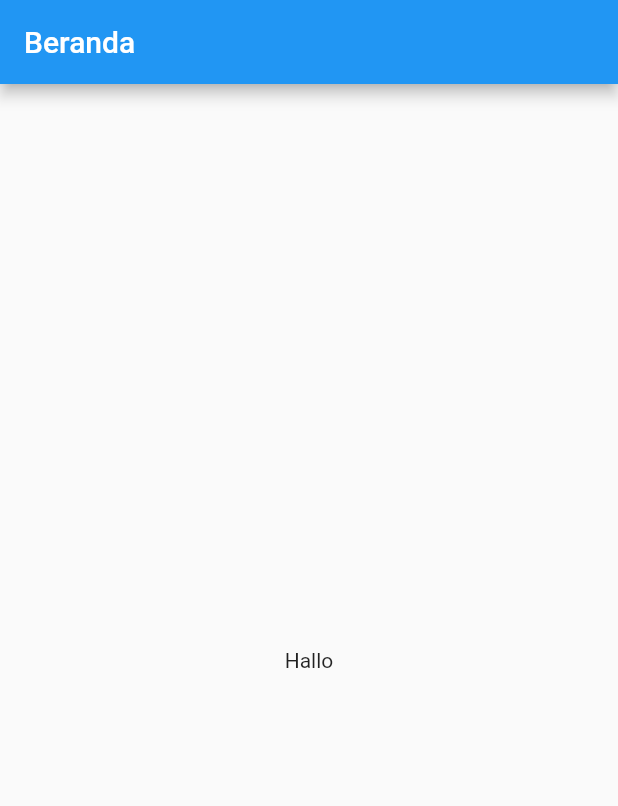
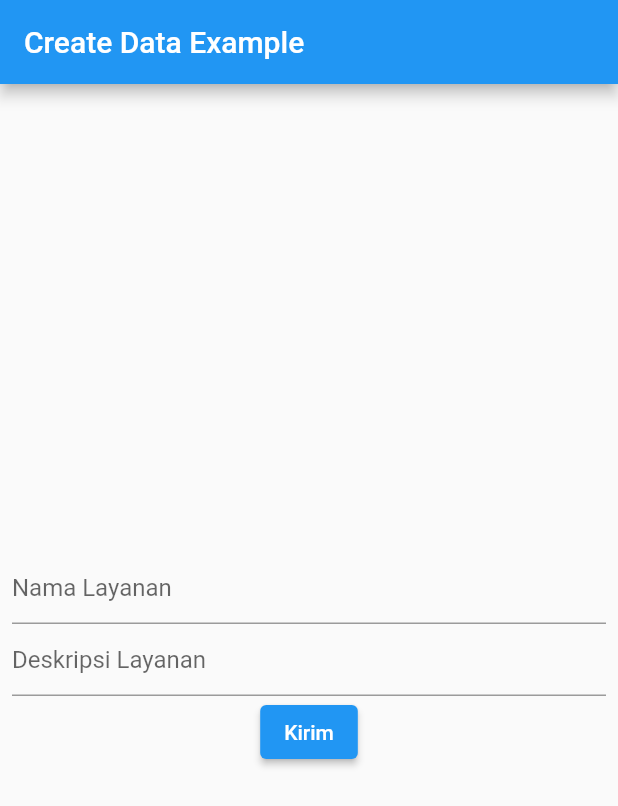
Before and after one commit to abumaryam/netflut, a Flutter app: the screen it shows after launch, on a phone screen of 412 x 824 dp. Shown: the top 806 px of the screen. Run offline on Flutter 3.47's test engine with Material 2 defaults, Android fonts, the phone set to English and light mode, and no system bars; our stand-ins replace shared_preferences.

Commit message:
percobaan saja

```diff
--- a/lib/main.dart
+++ b/lib/main.dart
@@ -1,5 +1,5 @@
 import 'package:flutter/material.dart';
-import 'screen/my_home_page.dart';
+import 'screen/create_layanan.dart';
 
 void main() {
   runApp(const MyApp());
@@ -12,7 +12,7 @@ class MyApp extends StatelessWidget {
   Widget build(BuildContext context) {
     return const MaterialApp(
       title: 'NetFlut',
-      home: MyHomePage(),
+      home: CreateLayanan(),
     );
   }
 }
--- /dev/null
+++ b/lib/model/layanan.dart
@@ -0,0 +1,19 @@
+class Layanan {
+  final String namaLayanan;
+  final int id;
+  final String deskripsiLayanan;
+
+  Layanan({
+    required this.id,
+    required this.namaLayanan,
+    required this.deskripsiLayanan,
+  });
+
+  factory Layanan.fromJson(Map<String, dynamic> json) {
+    return Layanan(
+      namaLayanan: json['nama_layanan'],
+      id: json['id'],
+      deskripsiLayanan: json['deskripsi_layanan'],
+    );
+  }
+}
--- /dev/null
+++ b/lib/native/belajar_json.dart
@@ -0,0 +1,8 @@
+import 'dart:convert';
+
+void main() {
+  String teks =
+      '{"id": 8, "nama_layanan": "Tebas Rumputan","deskripsi_layanan": "Menebas Rumput","created_at": "2021-11-09T02:33:02.000000Z","updated_at": "2021-11-09T02:33:02.000000Z"}';
+  Map hasil = jsonDecode(teks);
+  print(hasil['deskripsi_layanan']);
+}
--- /dev/null
+++ b/lib/native/belajar_uri.dart
@@ -0,0 +1,5 @@
+void main() {
+  String alamat = "https://jsonplaceholder.typicode.com/posts/1";
+  var uriku = Uri.parse(alamat);
+  print(uriku.origin);
+}
--- /dev/null
+++ b/lib/screen/create_layanan.dart
@@ -0,0 +1,96 @@
+import 'dart:async';
+import 'dart:convert';
+
+import 'package:flutter/material.dart';
+import 'package:http/http.dart' as http;
+import '../model/layanan.dart';
+
+Future<Layanan> createLayanan(
+    String namaLayanan, String deskripsiLayanan) async {
+  final response = await http.post(
+    Uri.parse(
+        'https://e20e-2404-c0-8410-26dc-2084-51c2-f769-d056.ngrok.io/cybercampus/public/api/layanan'),
+    headers: <String, String>{
+      'Content-Type': 'application/json; charset=UTF-8',
+    },
+    body: jsonEncode(<String, String>{
+      'nama_layanan': namaLayanan,
+      'deskripsi_layanan': deskripsiLayanan,
+    }),
+  );
+
+  if (response.statusCode == 201) {
+    return Layanan.fromJson(jsonDecode(response.body));
+  } else {
+    throw Exception('Failed to create Layanan.');
+  }
+}
+
+class CreateLayanan extends StatefulWidget {
+  const CreateLayanan({Key? key}) : super(key: key);
+
+  @override
+  _CreateLayananState createState() {
+    return _CreateLayananState();
+  }
+}
+
+class _CreateLayananState extends State<CreateLayanan> {
+  final TextEditingController _controllerNama = TextEditingController();
+  final TextEditingController _controllerDeskripsi = TextEditingController();
+  Future<Layanan>? _futureLayanan;
+
+  @override
+  Widget build(BuildContext context) {
+    return Scaffold(
+      appBar: AppBar(
+        title: const Text('Create Data Example'),
+      ),
+      body: Container(
+        alignment: Alignment.center,
+        padding: const EdgeInsets.all(8.0),
+        child: (_futureLayanan == null) ? buildColumn() : buildFutureBuilder(),
+      ),
+    );
+  }
+
+  Column buildColumn() {
+    return Column(
+      mainAxisAlignment: MainAxisAlignment.center,
+      children: <Widget>[
+        TextField(
+          controller: _controllerNama,
+          decoration: const InputDecoration(hintText: 'Nama Layanan'),
+        ),
+        TextField(
+          controller: _controllerDeskripsi,
+          decoration: const InputDecoration(hintText: 'Deskripsi Layanan'),
+        ),
+        ElevatedButton(
+          onPressed: () {
+            setState(() {
+              _futureLayanan = createLayanan(
+                  _controllerNama.text, _controllerDeskripsi.text);
+            });
+          },
+          child: const Text('Kirim'),
+        ),
+      ],
+    );
+  }
+
+  FutureBuilder<Layanan> buildFutureBuilder() {
+    return FutureBuilder<Layanan>(
+      future: _futureLayanan,
+      builder: (context, snapshot) {
+        if (snapshot.hasData) {
+          return Text(snapshot.data!.namaLayanan);
+        } else if (snapshot.hasError) {
+          return Text('${snapshot.error}');
+        }
+
+        return const CircularProgressIndicator();
+      },
+    );
+  }
+}
--- /dev/null
+++ b/lib/screen/layanan_screen.dart
@@ -0,0 +1,58 @@
+import 'dart:async';
+import 'dart:convert';
+
+import 'package:flutter/material.dart';
+import 'package:http/http.dart' as http;
+import '../model/layanan.dart';
+
+Future<Layanan> fetchLayanan() async {
+  final response = await http.get(Uri.parse(
+      'https://e20e-2404-c0-8410-26dc-2084-51c2-f769-d056.ngrok.io/cybercampus/public/api/layanan/8'));
+
+  if (response.statusCode == 200) {
+    return Layanan.fromJson(jsonDecode(response.body));
+  } else {
+    throw Exception('Failed to load Layanan');
+  }
+}
+
+class LayananScreen extends StatefulWidget {
+  const LayananScreen({Key? key}) : super(key: key);
+
+  @override
+  _LayananScreenState createState() => _LayananScreenState();
+}
+
+class _LayananScreenState extends State<LayananScreen> {
+  late Future<Layanan> futureLayanan;
+
+  @override
+  void initState() {
+    super.initState();
+    futureLayanan = fetchLayanan();
+  }
+
+  @override
+  Widget build(BuildContext context) {
+    return Scaffold(
+      appBar: AppBar(
+        title: const Text('Fetch Data Example'),
+      ),
+      body: Center(
+        child: FutureBuilder<Layanan>(
+          future: futureLayanan,
+          builder: (context, snapshot) {
+            if (snapshot.hasData) {
+              return Text(snapshot.data!.namaLayanan);
+            } else if (snapshot.hasError) {
+              return Text('${snapshot.error}');
+            }
+
+            // By default, show a loading spinner.
+            return const CircularProgressIndicator();
+          },
+        ),
+      ),
+    );
+  }
+}
--- a/lib/screen/my_home_page.dart
+++ /dev/null
@@ -1,22 +0,0 @@
-import 'package:flutter/material.dart';
-
-class MyHomePage extends StatefulWidget {
-  const MyHomePage({Key? key}) : super(key: key);
-
-  @override
-  State<MyHomePage> createState() => _MyHomePageState();
-}
-
-class _MyHomePageState extends State<MyHomePage> {
-  @override
-  Widget build(BuildContext context) {
-    return Scaffold(
-      appBar: AppBar(
-        title: const Text('Beranda'),
-      ),
-      body: const Center(
-        child: Text('Hallo'),
-      ),
-    );
-  }
-}
--- a/pubspec.yaml
+++ b/pubspec.yaml
@@ -27,6 +27,8 @@ environment:
 # the latest version available on pub.dev. To see which dependencies have newer
 # versions available, run `flutter pub outdated`.
 dependencies:
+  http: ^0.13.4
+  shared_preferences: ^2.0.8
   flutter:
     sdk: flutter
 
@@ -34,6 +36,7 @@ dependencies:
   # The following adds the Cupertino Icons font to your application.
   # Use with the CupertinoIcons class for iOS style icons.
   cupertino_icons: ^1.0.2
+  #
 
 dev_dependencies:
   flutter_test:
```
Also changed, not shown: lib/model/customer.dart (added, +46 -0 lines), lib/native/belajar_http.dart (added, +7 -0 lines), lib/native/belajar_kelas.dart (added, +9 -0 lines), lib/network_utils/api.dart (added, +32 -0 lines), pubspec.lock, 1 other file.
